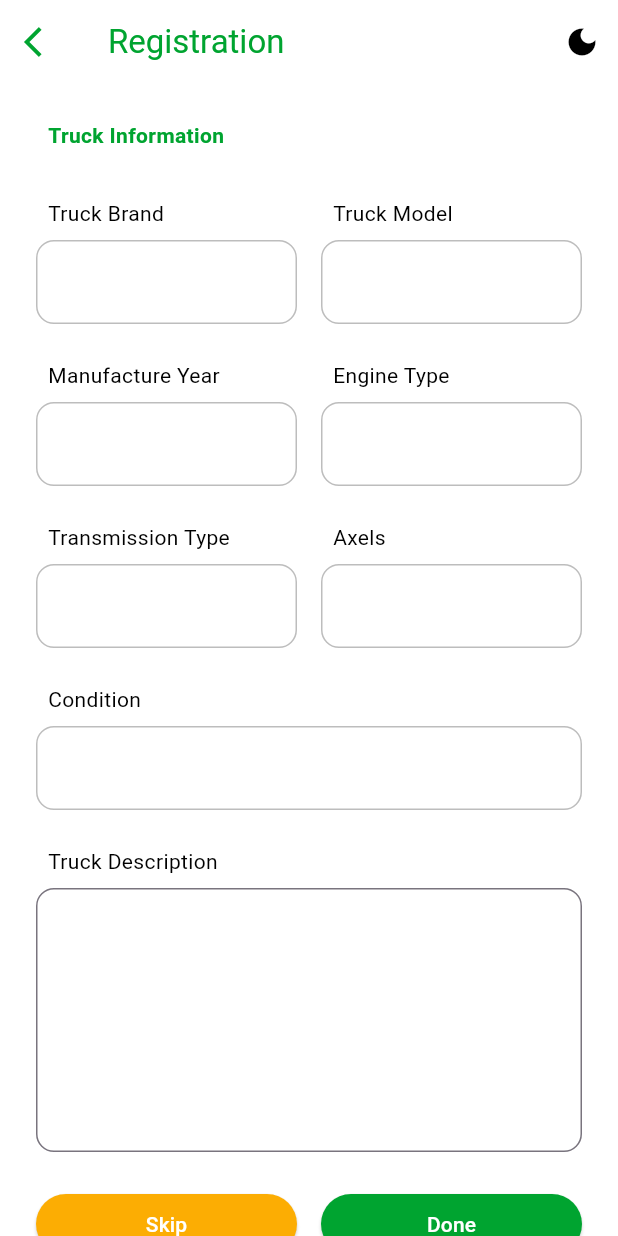
After one commit to Mosaidur/FleetSync_Technology, a Flutter app: the DriverVehicleInfoScreen screen opened by its route, on a phone screen of 412 x 824 dp. The commit adds this screen. Run offline on Flutter 3.47's test engine with Material 3 defaults, Android fonts, the phone set to English and light mode, and no system bars.

Commit message:
Driver Registration Vehicle Info Screen UI Done

```diff
--- a/lib/main.dart
+++ b/lib/main.dart
@@ -7,7 +7,8 @@ import 'package:fleetsynctechnology/common_features/auth/presentation/screens/re
 import 'package:fleetsynctechnology/common_features/auth/presentation/screens/signup.dart';
 import 'package:fleetsynctechnology/common_features/splash_onbording/presentation/screens/login_screen.dart';
 import 'package:fleetsynctechnology/common_features/splash_onbording/presentation/screens/splash_screen.dart';
-import 'package:fleetsynctechnology/role_company/Registration%20Form/presentation/screens/reg_form_personal_info.dart';
+import 'package:fleetsynctechnology/role_driver/Driver%20Registration%20Form/presentation/screens/reg_form_personal_info.dart';
+import 'package:fleetsynctechnology/role_driver/Driver%20Registration%20Form/presentation/screens/reg_form_vehicle_info.dart';
 import 'package:flutter/material.dart';
 import 'package:provider/provider.dart';
 import 'config/theme.dart';
@@ -47,7 +48,7 @@ class MyApp extends StatelessWidget {
         '/resetPassOTP': (context) => const ResetPasswordOtpScreen(),
         '/selectRole': (context) => const SelectRoleScreen(),
         '/driverPersonalInfo': (context) => const DriverRegPersonalInfoScreen(),
-        // '/driverVehicleInfo' : (context) => const DriverVehicleInfoScreen(),
+        '/driverVehicleInfo' : (context) => const DriverVehicleInfoScreen(),
         // Add other routes as needed
       },
     );
--- a/lib/role_company/Registration Form/presentation/screens/reg_form_personal_info.dart
+++ b/lib/role_driver/Driver Registration Form/presentation/screens/reg_form_personal_info.dart
@@ -312,7 +312,7 @@ class _DriverRegPersonalInfoScreenState extends State<DriverRegPersonalInfoScree
                         print("Description: $description");
 
                         // Proceed to next screen or logic
-                        // Navigator.pushNamed(context, '/driverVehicleInfo');
+                        Navigator.pushNamed(context, '/driverVehicleInfo');
                       },
                       style: ElevatedButton.styleFrom(
                         backgroundColor: AppColors.themeGreen,
--- /dev/null
+++ b/lib/role_driver/Driver Registration Form/presentation/screens/reg_form_vehicle_info.dart
@@ -0,0 +1,191 @@
+import 'package:fleetsynctechnology/shared/widgets/custom_text_14.dart';
+import 'package:flutter/material.dart';
+import 'package:provider/provider.dart';
+import 'package:fleetsynctechnology/config/theme.dart';
+import 'package:fleetsynctechnology/shared/providers/theme_provider.dart';
+import 'package:fleetsynctechnology/shared/widgets/customTextField.dart';
+
+class DriverVehicleInfoScreen extends StatefulWidget {
+  const DriverVehicleInfoScreen({super.key});
+
+  @override
+  State<DriverVehicleInfoScreen> createState() => _DriverVehicleInfoScreenState();
+}
+
+class _DriverVehicleInfoScreenState extends State<DriverVehicleInfoScreen> {
+  final TextEditingController truckBrandController = TextEditingController();
+  final TextEditingController truckModelController = TextEditingController();
+  final TextEditingController manufactureYearController = TextEditingController();
+  final TextEditingController engineTypeController = TextEditingController();
+  final TextEditingController transmissionTypeController = TextEditingController();
+  final TextEditingController axelsController = TextEditingController();
+  final TextEditingController conditionController = TextEditingController();
+  final TextEditingController truckDescriptionController = TextEditingController();
+
+  @override
+  Widget build(BuildContext context) {
+    final themeProvider = Provider.of<ThemeProvider>(context);
+    final isDark = themeProvider.isDarkMode;
+    final textColor = isDark ? AppColors.primaryTextOnDark : AppColors.primaryTextOnLight;
+
+    return Scaffold(
+      appBar: AppBar(
+        title: Text("Registration", style: TextStyle(color: AppColors.themeGreen)),
+        backgroundColor: Colors.transparent,
+        elevation: 0,
+        leading: IconButton(
+          icon: const Icon(Icons.arrow_back_ios, color: AppColors.themeGreen),
+          onPressed: () => Navigator.pop(context),
+        ),
+        actions: [
+          IconButton(
+            icon: Icon(isDark ? Icons.light_mode : Icons.dark_mode),
+            onPressed: () => themeProvider.toggleTheme(),
+          )
+        ],
+      ),
+      body: SingleChildScrollView(
+        padding: const EdgeInsets.symmetric(horizontal: 24, vertical: 16),
+        child: Column(
+          crossAxisAlignment: CrossAxisAlignment.start,
+          children: [
+            const CustomText14(
+              text: "Truck Information",
+              color: AppColors.themeGreen,
+              fontWeight: FontWeight.bold,
+            ),
+            const SizedBox(height: 16),
+
+            /// Truck Brand & Model
+            Row(
+              children: [
+                Expanded(
+                  child: Column(
+                    crossAxisAlignment: CrossAxisAlignment.start,
+                    children: [
+                      CustomText14(text: "Truck Brand", color: textColor),
+                      CustomTextField(controller: truckBrandController, label: ''),
+                    ],
+                  ),
+                ),
+                const SizedBox(width: 16),
+                Expanded(
+                  child: Column(
+                    crossAxisAlignment: CrossAxisAlignment.start,
+                    children: [
+                      CustomText14(text: "Truck Model", color: textColor),
+                      CustomTextField(controller: truckModelController, label: ''),
+                    ],
+                  ),
+                ),
+              ],
+            ),
+            const SizedBox(height: 16),
+
+            /// Manufacture Year & Engine Type
+            Row(
+              children: [
+                Expanded(
+                  child: Column(
+                    crossAxisAlignment: CrossAxisAlignment.start,
+                    children: [
+                      CustomText14(text: "Manufacture Year", color: textColor),
+                      CustomTextField(controller: manufactureYearController, label: ''),
+                    ],
+                  ),
+                ),
+                const SizedBox(width: 16),
+                Expanded(
+                  child: Column(
+                    crossAxisAlignment: CrossAxisAlignment.start,
+                    children: [
+                      CustomText14(text: "Engine Type", color: textColor),
+                      CustomTextField(controller: engineTypeController, label: ''),
+                    ],
+                  ),
+                ),
+              ],
+            ),
+            const SizedBox(height: 16),
+
+            /// Transmission Type & Axels
+            Row(
+              children: [
+                Expanded(
+                  child: Column(
+                    crossAxisAlignment: CrossAxisAlignment.start,
+                    children: [
+                      CustomText14(text: "Transmission Type", color: textColor),
+                      CustomTextField(controller: transmissionTypeController, label: ''),
+                    ],
+                  ),
+                ),
+                const SizedBox(width: 16),
+                Expanded(
+                  child: Column(
+                    crossAxisAlignment: CrossAxisAlignment.start,
+                    children: [
+                      CustomText14(text: "Axels", color: textColor),
+                      CustomTextField(controller: axelsController, label: ''),
+                    ],
+                  ),
+                ),
+              ],
+            ),
+            const SizedBox(height: 16),
+
+            /// Condition
+            CustomText14(text: "Condition", color: textColor),
+            CustomTextField(controller: conditionController, label: ''),
+            const SizedBox(height: 16),
+
+            /// Truck Description
+            CustomText14(text: "Truck Description", color: textColor),
+            TextField(
+              controller: truckDescriptionController,
+              minLines: 6,
+              maxLines: 6,
+              style: TextStyle(color: textColor),
+              decoration: InputDecoration(
+                border: OutlineInputBorder(borderRadius: BorderRadius.circular(12)),
+              ),
+            ),
+
+            const SizedBox(height: 24),
+
+            /// Buttons
+            Row(
+              children: [
+                Expanded(
+                  child: ElevatedButton(
+                    onPressed: () {
+                      // Skip logic here
+                    },
+                    style: ElevatedButton.styleFrom(
+                      backgroundColor: AppColors.themeYellow,
+                      shape: RoundedRectangleBorder(borderRadius: BorderRadius.circular(25)),
+                    ),
+                    child: const Text("Skip"),
+                  ),
+                ),
+                const SizedBox(width: 16),
+                Expanded(
+                  child: ElevatedButton(
+                    onPressed: () {
+                      // Done logic here
+                    },
+                    style: ElevatedButton.styleFrom(
+                      backgroundColor: AppColors.themeGreen,
+                      shape: RoundedRectangleBorder(borderRadius: BorderRadius.circular(25)),
+                    ),
+                    child: const Text("Done"),
+                  ),
+                ),
+              ],
+            )
+          ],
+        ),
+      ),
+    );
+  }
+}
```
Also changed, not shown: lib/role_company/Company Registration Form/presentation/screens/company_reg_form.dart (added).
